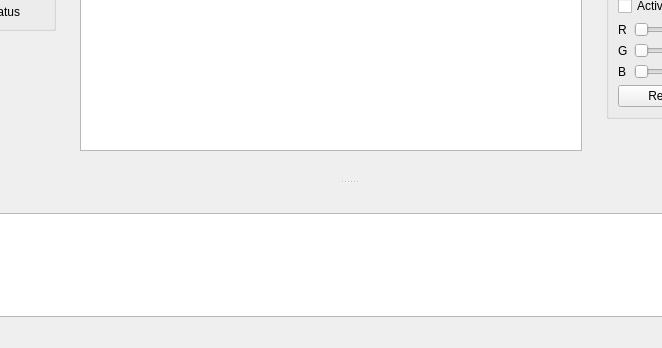
Qt form src/als/ui/als_ui.ui (gehelem/als) before a commit; both pictures show x 229 to 891 and y 529 to 877 of the 1156 by 877 pixel window.
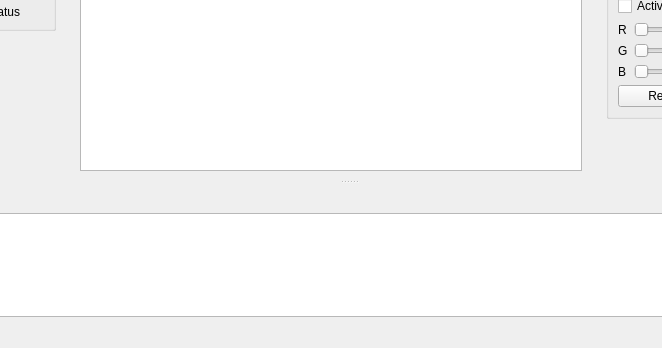
The same form after that commit. Icons and pictures are not drawn. Custom widgets are drawn as their Qt base class.

Commit message: move scanner, stack size, webserver status labels to app status bar

The edit to the form file:
```diff
--- a/src/als/ui/als_ui.ui
+++ b/src/als/ui/als_ui.ui
@@ -24,46 +24,6 @@
     <item>
      <widget class="ImageView" name="image_view"/>
     </item>
-    <item>
-     <layout class="QHBoxLayout" name="horizontalLayout_14">
-      <item>
-       <widget class="QLabel" name="lbl_scanner_status">
-        <property name="text">
-         <string/>
-        </property>
-        <property name="alignment">
-         <set>Qt::AlignCenter</set>
-        </property>
-        <property name="openExternalLinks">
-         <bool>false</bool>
-        </property>
-       </widget>
-      </item>
-      <item>
-       <widget class="QLabel" name="lbl_stack_size_mini">
-        <property name="text">
-         <string/>
-        </property>
-        <property name="alignment">
-         <set>Qt::AlignCenter</set>
-        </property>
-       </widget>
-      </item>
-      <item>
-       <widget class="QLabel" name="lbl_web_server_status">
-        <property name="text">
-         <string/>
-        </property>
-        <property name="alignment">
-         <set>Qt::AlignCenter</set>
-        </property>
-        <property name="openExternalLinks">
-         <bool>true</bool>
-        </property>
-       </widget>
-      </item>
-     </layout>
-    </item>
    </layout>
   </widget>
   <widget class="QMenuBar" name="menuBar">
```
The commit also changes 1 other file.
